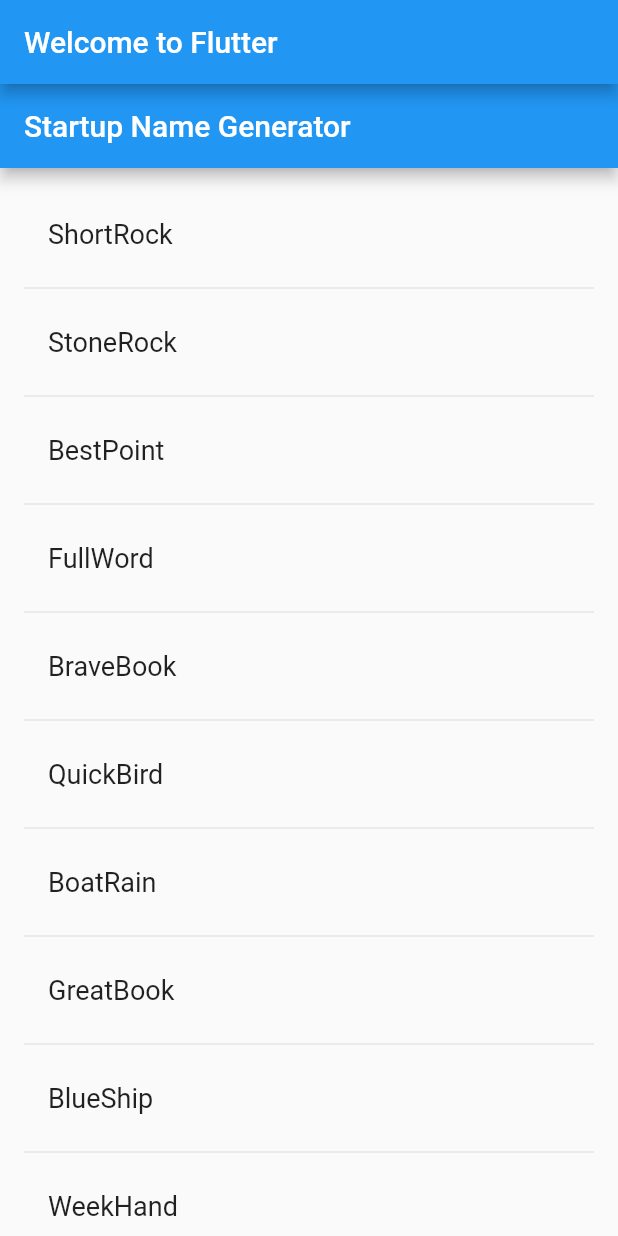
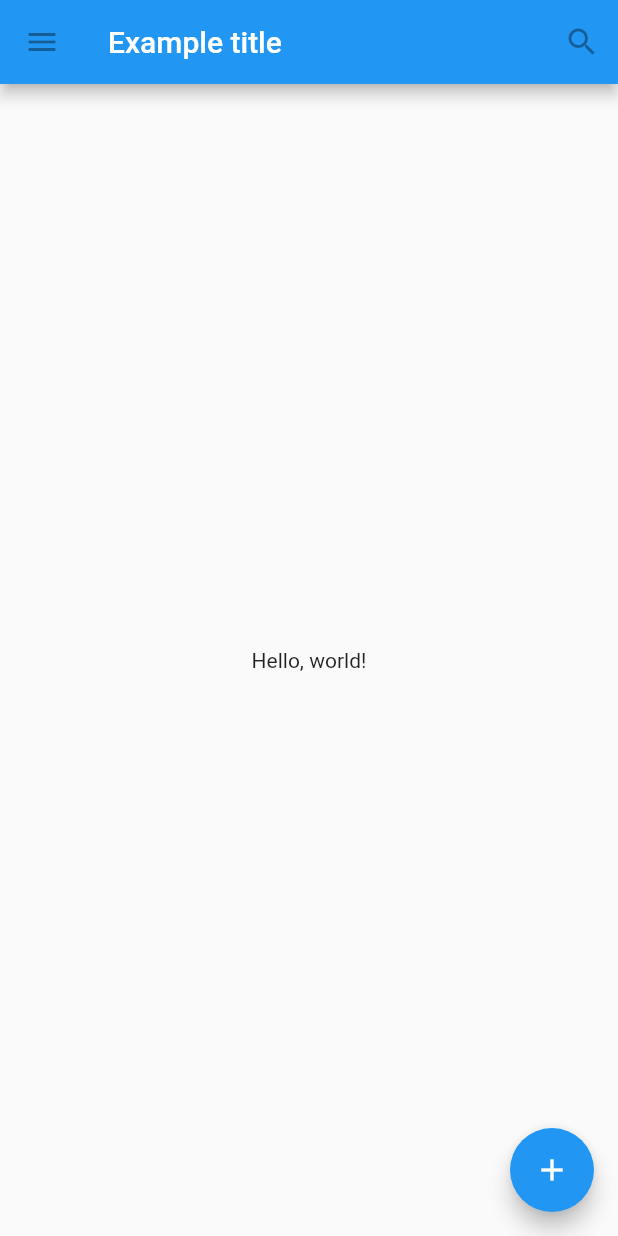
Before and after one commit to liyu233/myflutter, a Flutter app: the screen it shows after launch, on a phone screen of 412 x 824 dp. Run offline on Flutter 3.47's test engine with Material 2 defaults, Android fonts, the phone set to English and light mode, and no system bars.

Commit message:
Update main.dart

```diff
--- a/lib/main.dart
+++ b/lib/main.dart
@@ -1,78 +1,41 @@
 import 'package:flutter/material.dart';
-import 'package:english_words/english_words.dart';
 
-void main() => runApp(new MyApp());
+void main() {
+  runApp(new MaterialApp(
+    title: 'Flutter Tutorial',
+    home: new TutorialHome(),
+  ));
+}
 
-class MyApp extends StatelessWidget {
+class TutorialHome extends StatelessWidget {
   @override
   Widget build(BuildContext context) {
-    /*final wordPair = new WordPair.random();*/
-    return new MaterialApp(
-      title: 'Welcome to Flutter',
-      home: new Scaffold(
-        appBar: new AppBar(
-          title: new Text('Welcome to Flutter'),
+    //Scaffold是Material中主要的布局组件.
+    return new Scaffold(
+      appBar: new AppBar(
+        leading: new IconButton(
+          icon: new Icon(Icons.menu),
+          tooltip: 'Navigation menu',
+          onPressed: null,
         ),
-        body: new Center(
-          //child: new Text('Hello World'),
-          child: new RandomWords(),
-        ),
+        title: new Text('Example title'),
+        actions: <Widget>[
+          new IconButton(
+            icon: new Icon(Icons.search),
+            tooltip: 'Search',
+            onPressed: null,
+          ),
+        ],
+      ),
+      //body占屏幕的大部分
+      body: new Center(
+        child: new Text('Hello, world!'),
+      ),
+      floatingActionButton: new FloatingActionButton(
+        tooltip: 'Add', // used by assistive technologies
+        child: new Icon(Icons.add),
+        onPressed: null,
       ),
     );
   }
 }
-
-class RandomWords extends StatefulWidget {
-  @override
-  createState() => new RandomWordsState();
-}
-class RandomWordsState extends State<RandomWords> {
-  final _suggestions = <WordPair>[];
-  final _biggerFont = const TextStyle(fontSize: 18.0);
-
-  Widget _buildRow(WordPair pair) {
-    return new ListTile(
-      title: new Text(
-        pair.asPascalCase,
-        style: _biggerFont,
-      ),
-    );
-  }
-
-  Widget _buildSuggestions() {
-    return new ListView.builder(
-        padding: const EdgeInsets.all(16.0),
-        // 对于每个建议的单词对都会调用一次itemBuilder，然后将单词对添加到ListTile行中
-        // 在偶数行，该函数会为单词对添加一个ListTile row.
-        // 在奇数行，该函数会添加一个分割线widget，来分隔相邻的词对。
-        // 注意，在小屏幕上，分割线看起来可能比较吃力。
-        itemBuilder: (context, i) {
-          // 在每一列之前，添加一个1像素高的分隔线widget
-          if (i.isOdd) return new Divider();
-
-          // 语法 "i ~/ 2" 表示i除以2，但返回值是整形（向下取整），比如i为：1, 2, 3, 4, 5
-          // 时，结果为0, 1, 1, 2, 2， 这可以计算出ListView中减去分隔线后的实际单词对数量
-          final index = i ~/ 2;
-          // 如果是建议列表中最后一个单词对
-          if (index >= _suggestions.length) {
-            // ...接着再生成10个单词对，然后添加到建议列表
-            _suggestions.addAll(generateWordPairs().take(10));
-          }
-          return _buildRow(_suggestions[index]);
-        }
-    );
-  }
-
-  @override
-  Widget build(BuildContext context) {
-    /*final wordPair = new WordPair.random();
-    return new Text(wordPair.asPascalCase);*/
-    return new Scaffold (
-      appBar: new AppBar(
-        title: new Text('Startup Name Generator'),
-      ),
-      body: _buildSuggestions(),
-    );
-  }
-
-}
```
